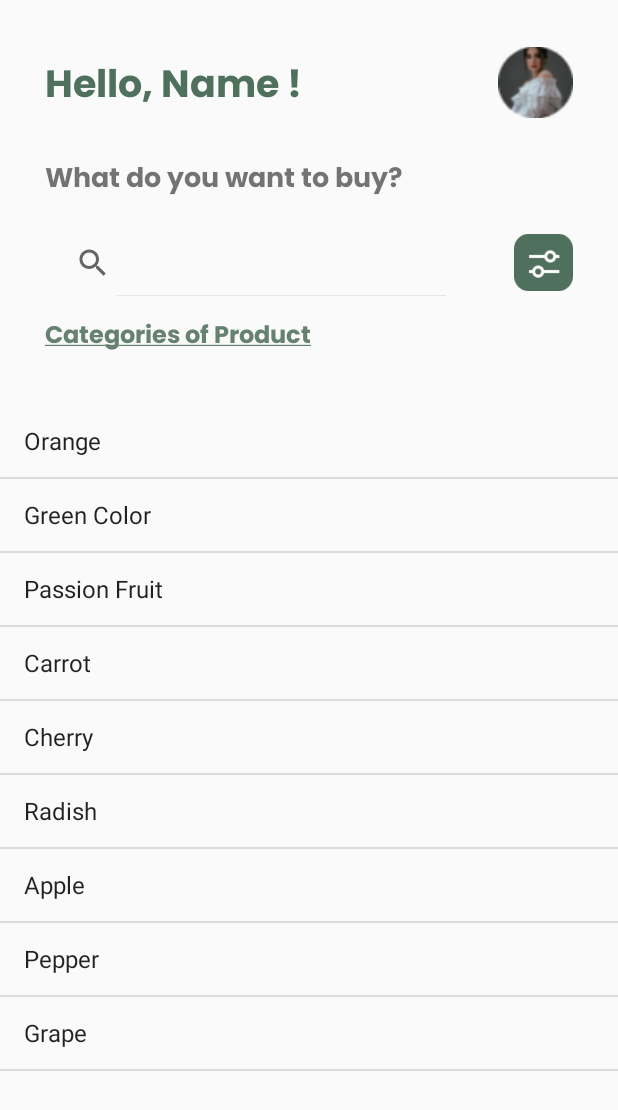
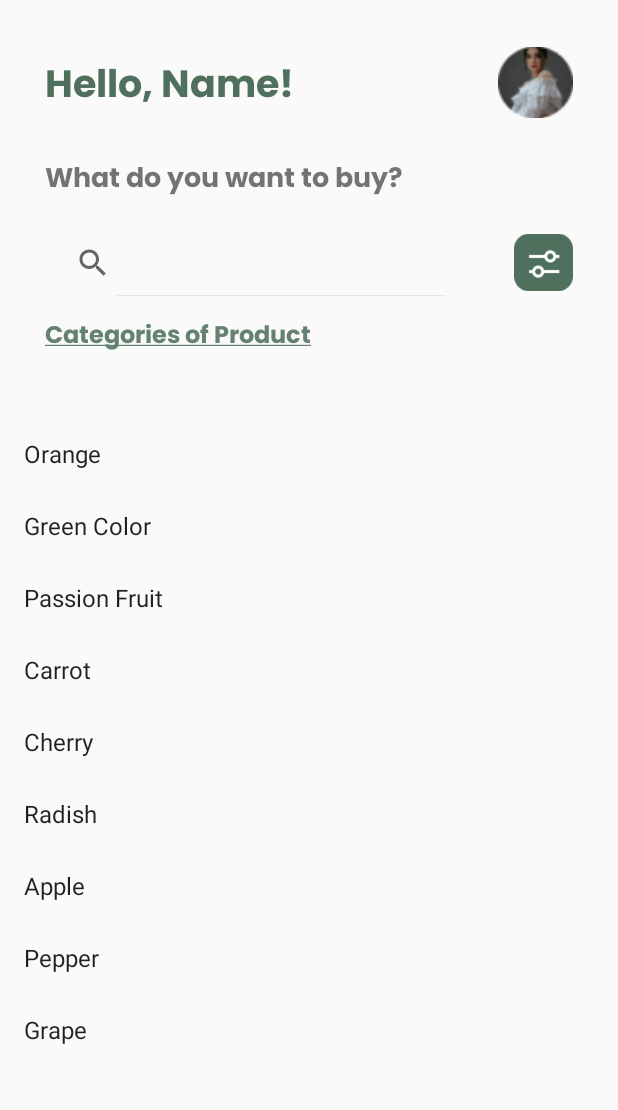
Before and after one commit to poemmy/ProjectPAM, an Android app: the CategoryProductActivity screen opened directly, with no data from a screen before it, on a phone screen of 412 x 824 dp. Shown: the top 1110 px of the screen. Run offline under Robolectric (Android 15) with nearby library versions, the phone set to English and light mode, and no system bars; our stand-ins replace Firebase (no records; nobody signed in at launch, a user with empty details on screens opened directly); Roboto replaces fonts that are not available here.

Commit message:
memperbarui list view menjadi recycler view

```diff
--- a/app/build.gradle
+++ b/app/build.gradle
@@ -35,9 +35,10 @@ dependencies {
     implementation 'com.google.android.material:material:1.9.0'
     implementation 'androidx.constraintlayout:constraintlayout:2.1.4'
     implementation 'com.google.firebase:firebase-auth-ktx:22.0.0'
-    implementation 'com.google.firebase:firebase-database-ktx:20.2.1'
+    implementation 'androidx.recyclerview:recyclerview:1.3.0'
+    implementation 'com.google.firebase:firebase-database-ktx:20.2.2'
     implementation 'com.google.firebase:firebase-auth:22.0.0'
-    implementation 'com.google.firebase:firebase-database:20.2.1'
+    implementation 'com.google.firebase:firebase-database:20.2.2'
     testImplementation 'junit:junit:4.13.2'
     androidTestImplementation 'androidx.test.ext:junit:1.1.5'
     androidTestImplementation 'androidx.test.espresso:espresso-core:3.5.1'
--- a/app/src/main/java/com/example/projectakhirpam/CategoryProductActivity.java
+++ b/app/src/main/java/com/example/projectakhirpam/CategoryProductActivity.java
@@ -9,13 +9,14 @@ import android.view.Menu;
 import android.view.MenuItem;
 import android.view.View;
 import android.widget.AdapterView;
-import android.widget.ArrayAdapter;
-import android.widget.ListView;
 import android.widget.TextView;
+
 import androidx.annotation.NonNull;
 import androidx.annotation.Nullable;
 import androidx.appcompat.app.AppCompatActivity;
 import androidx.appcompat.widget.SearchView;
+import androidx.recyclerview.widget.LinearLayoutManager;
+import androidx.recyclerview.widget.RecyclerView;
 
 import com.example.projectakhirpam.helper.DataBaseHelper;
 import com.google.firebase.auth.FirebaseAuth;
@@ -26,24 +27,20 @@ import com.google.firebase.database.DatabaseReference;
 import com.google.firebase.database.FirebaseDatabase;
 import com.google.firebase.database.ValueEventListener;
 
+import java.util.ArrayList;
+import java.util.List;
+
 public class CategoryProductActivity extends AppCompatActivity {
 
     TextView fname;
-
-    String[] list;
-
-    ListView listView;
-
+    List<String> productList;
+    RecyclerView recyclerView;
     SearchView search;
-
     Menu menu;
-
     protected Cursor cursor;
-
     DataBaseHelper dbcenter;
-
-    @SuppressLint("StaticFieldLeak")
     public static CategoryProductActivity ct;
+    ProductAdapter adapter;
 
     @SuppressLint("MissingInflatedId")
     @Override
@@ -55,10 +52,14 @@ public class CategoryProductActivity extends AppCompatActivity {
         dbcenter = new DataBaseHelper(this);
         fname = findViewById(R.id.Display);
 
-        RefreshList();
+        productList = new ArrayList<>();
+        recyclerView = findViewById(R.id.recyclerView);
+        recyclerView.setLayoutManager(new LinearLayoutManager(this));
+        adapter = new ProductAdapter(this, productList);
+        recyclerView.setAdapter(adapter);
 
         FirebaseAuth auth = FirebaseAuth.getInstance();
-        FirebaseUser currentUser =auth.getCurrentUser();
+        FirebaseUser currentUser = auth.getCurrentUser();
         SearchView searchView = findViewById(R.id.searchView);
 
         FirebaseDatabase db = FirebaseDatabase.getInstance();
@@ -68,7 +69,7 @@ public class CategoryProductActivity extends AppCompatActivity {
             @Override
             public void onDataChange(@NonNull DataSnapshot snapshot) {
                 User user = snapshot.getValue(User.class);
-                if(user != null){
+                if (user != null) {
                     fname.setText(user.fn);
                 }
             }
@@ -92,56 +93,56 @@ public class CategoryProductActivity extends AppCompatActivity {
             }
         });
 
+        adapter.setOnItemClickListener(new ProductAdapter.OnItemClickListener() {
+            @Override
+            public void onItemClick(int position) {
+                String productName = productList.get(position);
+                // Navigasi ke DetailProductActivity dengan mengirimkan nama produk yang dipilih
+                Intent intent = new Intent(CategoryProductActivity.this, DetailProductActivity.class);
+                intent.putExtra("name_product", productName);
+                startActivity(intent);
+            }
+        });
 
+        RefreshList();
     }
+
+    @Override
     public boolean onOptionsItemSelected(MenuItem item) {
-        if(item.getItemId() == android.R.id.home) {
+        if (item.getItemId() == android.R.id.home) {
             finish();
             return true;
         }
         return super.onOptionsItemSelected(item);
     }
 
-
     public void RefreshList() {
         SQLiteDatabase sqLiteDatabase = dbcenter.getReadableDatabase();
         cursor = sqLiteDatabase.rawQuery("SELECT * FROM product", null);
-        list = new String[cursor.getCount()];
+        productList.clear();
         cursor.moveToFirst();
-        for(int i = 0; i < cursor.getCount(); i++){
-            cursor.moveToPosition(i);
-            list[i] = cursor.getString(0);
+        while (!cursor.isAfterLast()) {
+            @SuppressLint("Range") String productName = cursor.getString(cursor.getColumnIndex("name_product"));
+            productList.add(productName);
+            cursor.moveToNext();
         }
-        listView = findViewById(R.id.listview);
-        listView.setAdapter(new ArrayAdapter(this, android.R.layout.simple_list_item_1, list));
-        listView.setSelected(true);
+        cursor.close();
 
-        listView.setOnItemClickListener(new AdapterView.OnItemClickListener() {
-            @Override
-            public void onItemClick(AdapterView arg0, View arg1, int arg2, long arg3) {
-                final String selection = list[arg2];
-                Intent i = new Intent(CategoryProductActivity.this, DetailProductActivity.class);
-                i.putExtra("name_product", selection);
-                startActivity(i);
-
-            }
-        });
-
-        ((ArrayAdapter<?>) listView.getAdapter()).notifyDataSetInvalidated();
+        adapter.notifyDataSetChanged();
     }
 
     public void filterList(String query) {
         SQLiteDatabase sqLiteDatabase = dbcenter.getReadableDatabase();
         cursor = sqLiteDatabase.rawQuery("SELECT name_product FROM product WHERE name_product LIKE ?", new String[]{"%" + query + "%"});
-        list = new String[cursor.getCount()];
+        productList.clear();
         cursor.moveToFirst();
-        for(int i = 0; i < cursor.getCount(); i++){
-            cursor.moveToPosition(i);
-            list[i] = cursor.getString(0);
+        while (!cursor.isAfterLast()) {
+            @SuppressLint("Range") String productName = cursor.getString(cursor.getColumnIndex("name_product"));
+            productList.add(productName);
+            cursor.moveToNext();
         }
-        ArrayAdapter<String> adapter = new ArrayAdapter<>(this, android.R.layout.simple_list_item_1, list);
-        listView.setAdapter(adapter);
+        cursor.close();
+
         adapter.notifyDataSetChanged();
     }
-
 }
--- a/app/src/main/java/com/example/projectakhirpam/DetailProductActivity.java
+++ b/app/src/main/java/com/example/projectakhirpam/DetailProductActivity.java
@@ -21,6 +21,7 @@ public class DetailProductActivity extends AppCompatActivity {
     String jProduct, jPrice, jImage, jDesc;
 
     DataBaseHelper dataBaseHelper;
+
     @SuppressLint({"DiscouragedApi", "SetTextI18n"})
     @Override
     protected void onCreate(@Nullable Bundle savedInstanceState) {
@@ -87,7 +88,6 @@ public class DetailProductActivity extends AppCompatActivity {
         tvProduct.setText(jProduct);
         tvPrice.setText("$" + jPrice);
         tvDesc.setText(jDesc);
-
     }
 
     public boolean onOptionsItemSelected(MenuItem item) {
--- /dev/null
+++ b/app/src/main/java/com/example/projectakhirpam/ProductAdapter.java
@@ -0,0 +1,65 @@
+package com.example.projectakhirpam;
+
+import android.content.Context;
+import android.view.LayoutInflater;
+import android.view.View;
+import android.view.ViewGroup;
+import android.widget.TextView;
+
+import androidx.annotation.NonNull;
+import androidx.recyclerview.widget.RecyclerView;
+
+import java.util.List;
+
+public class ProductAdapter extends RecyclerView.Adapter<ProductAdapter.ViewHolder> {
+
+    private List<String> productList;
+    private OnItemClickListener onItemClickListener;
+
+    public ProductAdapter(Context context, List<String> productList) {
+        this.productList = productList;
+    }
+
+    @NonNull
+    @Override
+    public ViewHolder onCreateViewHolder(@NonNull ViewGroup parent, int viewType) {
+        View view = LayoutInflater.from(parent.getContext()).inflate(android.R.layout.simple_list_item_1, parent, false);
+        return new ViewHolder(view);
+    }
+
+    @Override
+    public void onBindViewHolder(@NonNull ViewHolder holder, int position) {
+        String productName = productList.get(position);
+        holder.textView.setText(productName);
+    }
+
+    @Override
+    public int getItemCount() {
+        return productList.size();
+    }
+
+    public void setOnItemClickListener(OnItemClickListener listener) {
+        this.onItemClickListener = listener;
+    }
+
+    public interface OnItemClickListener {
+        void onItemClick(int position);
+    }
+
+    public class ViewHolder extends RecyclerView.ViewHolder implements View.OnClickListener {
+        TextView textView;
+
+        public ViewHolder(@NonNull View itemView) {
+            super(itemView);
+            textView = itemView.findViewById(android.R.id.text1);
+            itemView.setOnClickListener(this);
+        }
+
+        @Override
+        public void onClick(View v) {
+            if (onItemClickListener != null) {
+                onItemClickListener.onItemClick(getAdapterPosition());
+            }
+        }
+    }
+}
--- a/app/src/main/res/layout/category_product_activity.xml
+++ b/app/src/main/res/layout/category_product_activity.xml
@@ -13,7 +13,7 @@
         android:layout_marginStart="30dp"
         android:layout_marginTop="36dp"
         android:fontFamily="@font/poppins_bold"
-        android:text="Hello, Name !"
+        android:text="Hello, Name!"
         android:textColor="#4F705C"
         android:textSize="25sp"
         app:layout_constraintStart_toStartOf="parent"
@@ -50,16 +50,6 @@
         app:layout_constraintTop_toBottomOf="@+id/desc_buy"
         tools:ignore="MissingConstraints" />
 
-<!--    <ImageView-->
-<!--        android:id="@+id/imageView2"-->
-<!--        android:layout_width="275dp"-->
-<!--        android:layout_height="44dp"-->
-<!--        android:layout_marginTop="17dp"-->
-<!--        app:layout_constraintStart_toStartOf="@+id/desc_buy"-->
-<!--        app:layout_constraintTop_toBottomOf="@+id/desc_buy"-->
-<!--        app:srcCompat="@drawable/search" />-->
-
-
     <TextView
         android:id="@+id/kategori"
         android:layout_width="wrap_content"
@@ -72,34 +62,15 @@
         app:layout_constraintStart_toStartOf="@+id/searchView"
         app:layout_constraintTop_toBottomOf="@+id/searchView" />
 
-    <ScrollView
+    <androidx.recyclerview.widget.RecyclerView
+        android:id="@+id/recyclerView"
         android:layout_width="match_parent"
-        android:layout_height="wrap_content"
+        android:layout_height="0dp"
         android:layout_marginTop="40dp"
-        android:clipToPadding="false"
-        android:fillViewport="false"
-        android:scrollbars="none"
-        tools:ignore="MissingConstraints">
-
-        <LinearLayout
-            android:layout_width="match_parent"
-            android:layout_height="wrap_content"
-            android:orientation="vertical"
-            android:layout_marginTop="250dp">
-
-            <ListView
-                android:id="@+id/listview"
-                android:layout_width="match_parent"
-                android:layout_height="450dp"
-                android:layout_marginTop="20dp"
-                app:layout_constraintBottom_toBottomOf="parent"
-                app:layout_constraintEnd_toEndOf="parent"
-                app:layout_constraintStart_toStartOf="parent"
-                app:layout_constraintTop_toBottomOf="@+id/kategori" />
-        </LinearLayout>
-    </ScrollView>
-
-
+        app:layout_constraintBottom_toBottomOf="parent"
+        app:layout_constraintEnd_toEndOf="parent"
+        app:layout_constraintStart_toStartOf="parent"
+        app:layout_constraintTop_toBottomOf="@+id/kategori" />
 
     <ImageView
         android:id="@+id/imageView10"
```
